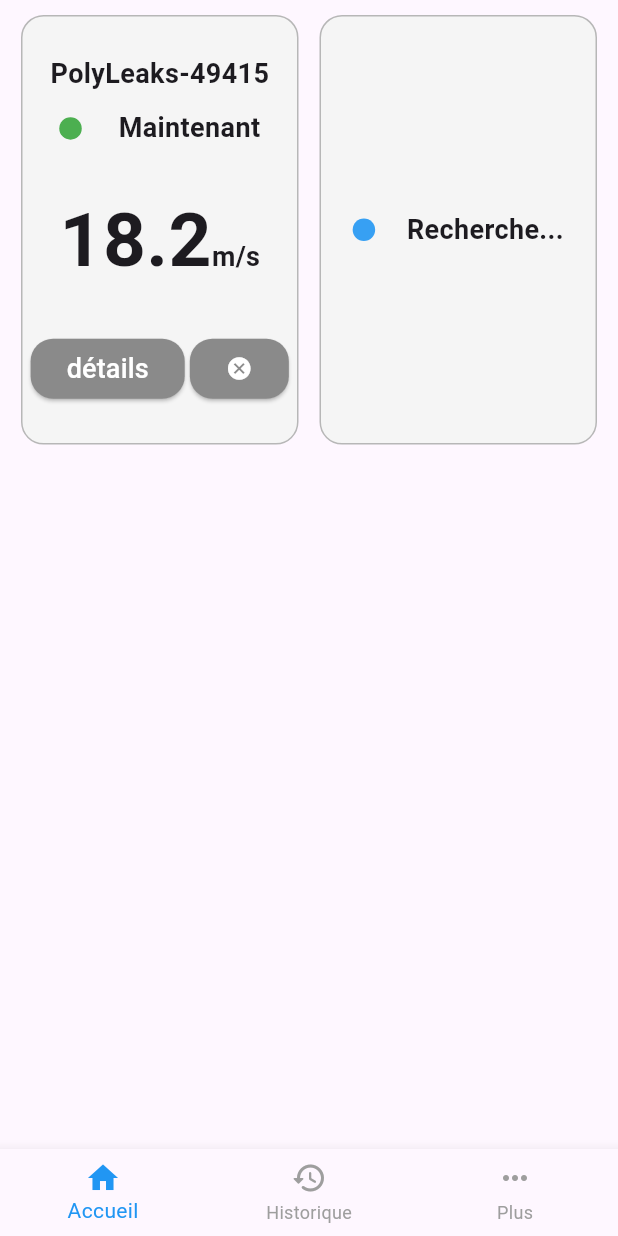
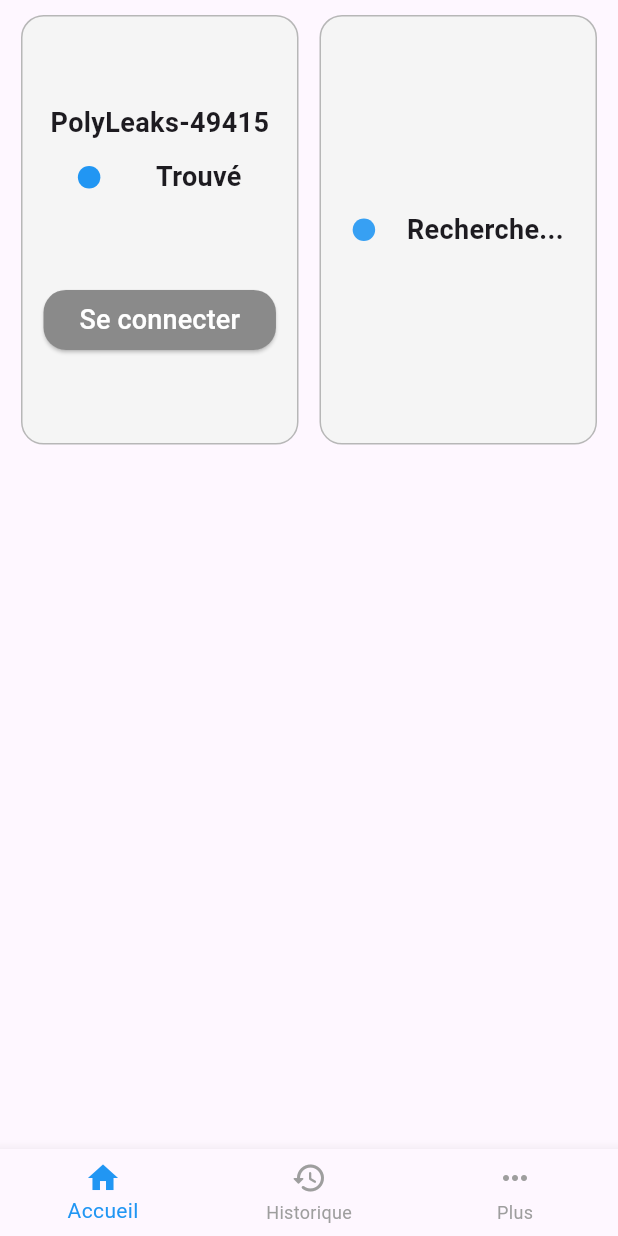
Before and after one commit to florianpetiot/polyleaks, a Flutter app: the screen it shows after launch, on a phone screen of 412 x 824 dp. Run offline on Flutter 3.47's test engine with Material 3 defaults, Android fonts, the phone set to English and light mode, and no system bars.

Commit message:
Update UI components with const keyword

```diff
--- a/lib/components/carte_capteur_connecte.dart
+++ b/lib/components/carte_capteur_connecte.dart
@@ -116,7 +116,7 @@ class CarteCapteurConnecte extends StatelessWidget {
                           borderRadius: BorderRadius.circular(15),
                         ),
                       ),
-                      child: Icon(Icons.cancel, color: Colors.white)),
+                      child: const Icon(Icons.cancel, color: Colors.white)),
                 ],
               ),
             )
--- a/lib/components/carte_capteur_recherche.dart
+++ b/lib/components/carte_capteur_recherche.dart
@@ -12,7 +12,7 @@ class CarteCapteurRecherche extends StatelessWidget {
         width: 185,
         height: double.infinity,
         decoration: BoxDecoration(
-          color: Color(0xFFF5F5F5),
+          color: const Color(0xFFF5F5F5),
           borderRadius: BorderRadius.circular(15),
           border: Border.all(
             color: const Color(0xFFB7B7B7),
@@ -23,11 +23,11 @@ class CarteCapteurRecherche extends StatelessWidget {
         // Contenu de la carte ---------------------------------------------------
         // un point bleu aligné avec un texte au centre vertical de la carte
         // la hauteur de la carte prend toute la hauteur disponible
-        child: Row(
+        child: const Row(
           mainAxisAlignment: MainAxisAlignment.spaceEvenly,
           children: [
             BlinkingDot(),
-            const Text(
+            Text(
               'Recherche...',
               style: TextStyle(
                 fontSize: 18,
--- a/lib/components/point_clignotant.dart
+++ b/lib/components/point_clignotant.dart
@@ -1,6 +1,8 @@
 import 'package:flutter/material.dart';
 
 class BlinkingDot extends StatefulWidget {
+  const BlinkingDot({super.key});
+
   @override
   _BlinkingDotState createState() => _BlinkingDotState();
 }
--- a/lib/main.dart
+++ b/lib/main.dart
@@ -4,11 +4,11 @@ import 'package:polyleaks/pages/page_historique.dart';
 import 'package:polyleaks/pages/page_plus.dart';
 
 void main() {
-  runApp(MyApp());
+  runApp(const MyApp());
 }
 
 class MyApp extends StatefulWidget {
-  MyApp({super.key});
+  const MyApp({super.key});
 
   @override
   State<MyApp> createState() => _MyAppState();
@@ -16,9 +16,9 @@ class MyApp extends StatefulWidget {
 
 class _MyAppState extends State<MyApp> {
   final List ecrans = [
-    PageAccueil(),
-    PageHistorique(),
-    PagePlus(),
+    const PageAccueil(),
+    const PageHistorique(),
+    const PagePlus(),
   ];
 
   int indexEcran = 0;
--- a/lib/pages/page_accueil.dart
+++ b/lib/pages/page_accueil.dart
@@ -19,8 +19,8 @@ class PageAccueil extends StatelessWidget {
           child: Row(
             mainAxisAlignment: MainAxisAlignment.spaceEvenly,
             children: [
-              // const CarteCapteurTrouve(nomCapteur: 'PolyLeaks-49415'),
-              CarteCapteurConnecte(nomCapteur: "PolyLeaks-49415", derniereConnexion: DateTime.now(), donnee: 18.2),
+              const CarteCapteurTrouve(nomCapteur: 'PolyLeaks-49415'),
+              // CarteCapteurConnecte(nomCapteur: "PolyLeaks-49415", derniereConnexion: DateTime.now(), donnee: 18.2),
               const CarteCapteurRecherche(),
 
             ],
--- a/lib/pages/page_historique.dart
+++ b/lib/pages/page_historique.dart
@@ -7,9 +7,9 @@ class PageHistorique extends StatelessWidget {
   Widget build(BuildContext context) {
     return Scaffold(
       appBar: AppBar(
-        title: Text('Historique'),
+        title: const Text('Historique'),
       ),
-      body: Center(
+      body: const Center(
         child: Text('Historique'),
       ),
     );
--- a/lib/pages/page_plus.dart
+++ b/lib/pages/page_plus.dart
@@ -7,9 +7,9 @@ class PagePlus extends StatelessWidget {
   Widget build(BuildContext context) {
     return Scaffold(
       appBar: AppBar(
-        title: Text('Plus'),
+        title: const Text('Plus'),
       ),
-      body: Center(
+      body: const Center(
         child: Text('Plus'),
       ),
     );
```
